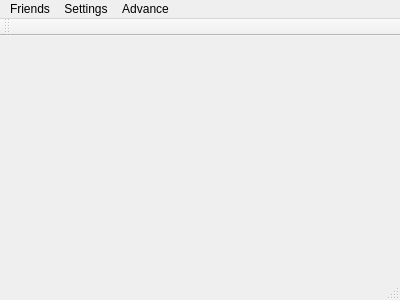
GreenBichAcademyUnlimited/ISIS-Messanger, file mainwindow.ui: the form before one commit.
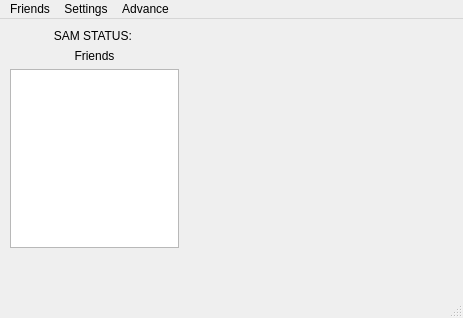
The form after the commit.

Patch:
```diff
--- a/mainwindow.ui
+++ b/mainwindow.ui
@@ -6,8 +6,8 @@
    <rect>
     <x>0</x>
     <y>0</y>
-    <width>400</width>
-    <height>300</height>
+    <width>463</width>
+    <height>318</height>
    </rect>
   </property>
   <property name="windowTitle">
@@ -16,13 +16,62 @@
   <property name="locale">
    <locale language="English" country="UnitedStates"/>
   </property>
-  <widget class="QWidget" name="centralWidget"/>
+  <widget class="QWidget" name="centralWidget">
+   <widget class="QWidget" name="horizontalLayoutWidget">
+    <property name="geometry">
+     <rect>
+      <x>-1</x>
+      <y>-1</y>
+      <width>191</width>
+      <height>241</height>
+     </rect>
+    </property>
+    <layout class="QHBoxLayout" name="horizontalLayout">
+     <item>
+      <layout class="QVBoxLayout" name="verticalLayout">
+       <item>
+        <widget class="QLabel" name="label_2">
+         <property name="text">
+          <string>SAM STATUS: </string>
+         </property>
+         <property name="alignment">
+          <set>Qt::AlignCenter</set>
+         </property>
+        </widget>
+       </item>
+       <item>
+        <widget class="QLabel" name="label">
+         <property name="text">
+          <string>Friends</string>
+         </property>
+         <property name="textFormat">
+          <enum>Qt::AutoText</enum>
+         </property>
+         <property name="scaledContents">
+          <bool>true</bool>
+         </property>
+         <property name="alignment">
+          <set>Qt::AlignCenter</set>
+         </property>
+         <property name="wordWrap">
+          <bool>false</bool>
+         </property>
+        </widget>
+       </item>
+       <item>
+        <widget class="QListWidget" name="listWidget"/>
+       </item>
+      </layout>
+     </item>
+    </layout>
+   </widget>
+  </widget>
   <widget class="QMenuBar" name="menuBar">
    <property name="geometry">
     <rect>
      <x>0</x>
      <y>0</y>
-     <width>400</width>
+     <width>463</width>
      <height>19</height>
     </rect>
    </property>
@@ -52,14 +101,6 @@
    <addaction name="menuSettings_2"/>
    <addaction name="menuExit"/>
   </widget>
-  <widget class="QToolBar" name="mainToolBar">
-   <attribute name="toolBarArea">
-    <enum>TopToolBarArea</enum>
-   </attribute>
-   <attribute name="toolBarBreak">
-    <bool>false</bool>
-   </attribute>
-  </widget>
   <widget class="QStatusBar" name="statusBar"/>
   <action name="actionExit">
    <property name="text">
```
Left out of the diff: 19 changed lines with no effect on the pictures.
